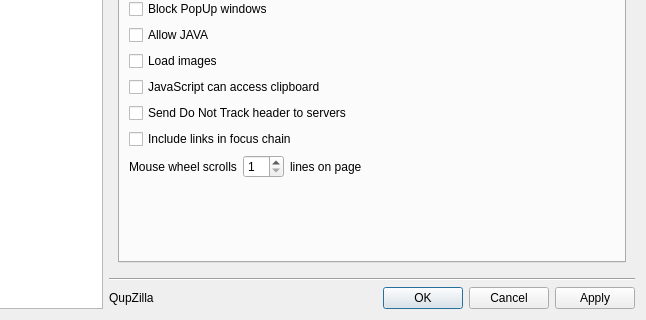
QupZilla/qupzilla, file src/preferences/preferences.ui: the form before one commit; both pictures show x 108 to 754 and y 163 to 483 of the 754 by 483 pixel window.
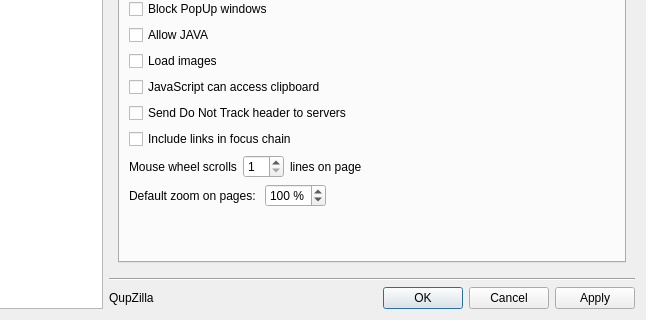
The form after the commit. The open tabs and pages were chosen to show the change. Icons and pictures are not drawn.

Commit message: Possibility to set default zoom on pages Added option to set default zoom in pages (in preferences: Browsing -> Web Configuration -> Default zoom on pages:) Also fixed one spelling mistake (thank to J. Hooverman) Updated chinese translation file (zh_CN.ts)

What changed in the file:
```diff
--- a/src/preferences/preferences.ui
+++ b/src/preferences/preferences.ui
@@ -898,6 +898,46 @@
             </layout>
            </item>
            <item row="2" column="0">
+            <layout class="QHBoxLayout" name="horizontalLayout_12">
+             <item>
+              <widget class="QLabel" name="label_44">
+               <property name="text">
+                <string>Default zoom on pages: </string>
+               </property>
+              </widget>
+             </item>
+             <item>
+              <widget class="QSpinBox" name="defaultZoom">
+               <property name="suffix">
+                <string notr="true"> %</string>
+               </property>
+               <property name="minimum">
+                <number>30</number>
+               </property>
+               <property name="maximum">
+                <number>300</number>
+               </property>
+               <property name="value">
+                <number>100</number>
+               </property>
+              </widget>
+             </item>
+             <item>
+              <spacer name="horizontalSpacer_12">
+               <property name="orientation">
+                <enum>Qt::Horizontal</enum>
+               </property>
+               <property name="sizeHint" stdset="0">
+                <size>
+                 <width>40</width>
+                 <height>20</height>
+                </size>
+               </property>
+              </spacer>
+             </item>
+            </layout>
+           </item>
+           <item row="3" column="0">
             <spacer name="verticalSpacer_9">
              <property name="orientation">
               <enum>Qt::Vertical</enum>
```
The commit also changes 16 other files.
